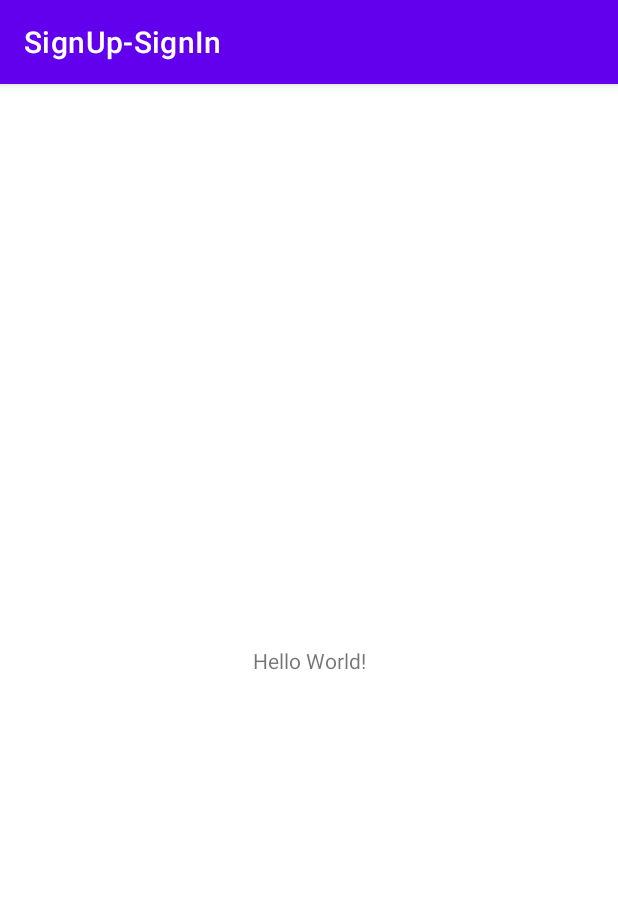
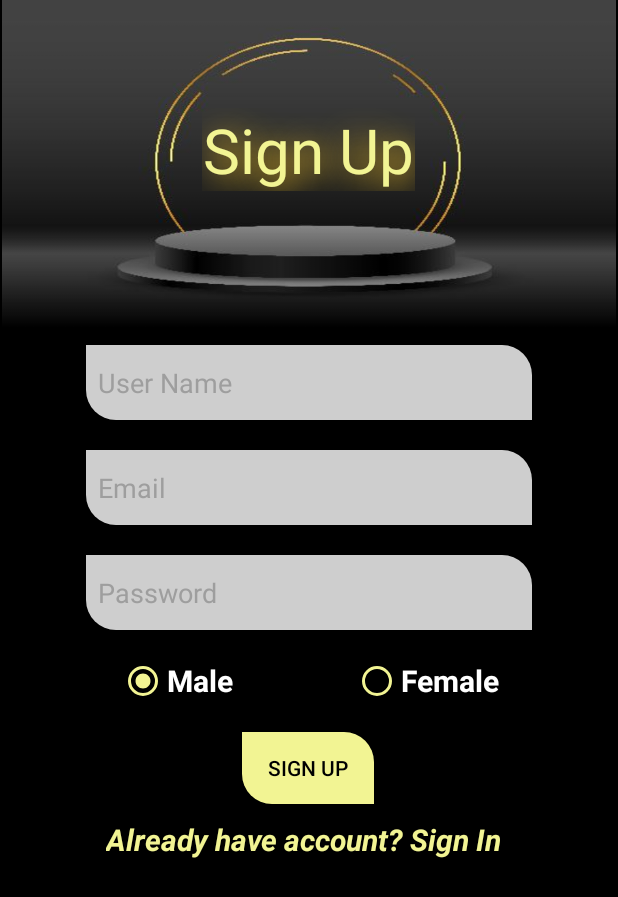
Before and after one commit to tron200/SignUp-SignIn-Android-App, an Android app: the screen it shows after launch (MainActivity), on a phone screen of 412 x 824 dp. Shown: the top 897 px of the screen. Run offline under Robolectric (Android 15) with nearby library versions, the phone set to English and light mode, and no system bars.

Commit message:
Layout Done !!

```diff
--- a/app/build.gradle
+++ b/app/build.gradle
@@ -1,6 +1,7 @@
 plugins {
     id 'com.android.application'
     id 'kotlin-android'
+    id 'com.google.gms.google-services'
 }
 
 android {
@@ -37,6 +38,8 @@ dependencies {
     implementation 'androidx.appcompat:appcompat:1.3.1'
     implementation 'com.google.android.material:material:1.4.0'
     implementation 'androidx.constraintlayout:constraintlayout:2.1.1'
+    implementation platform('com.google.firebase:firebase-bom:28.4.2')
+    implementation 'com.google.firebase:firebase-analytics-ktx'
     testImplementation 'junit:junit:4.+'
     androidTestImplementation 'androidx.test.ext:junit:1.1.3'
     androidTestImplementation 'androidx.test.espresso:espresso-core:3.4.0'
--- a/app/src/main/AndroidManifest.xml
+++ b/app/src/main/AndroidManifest.xml
@@ -11,7 +11,8 @@
         android:theme="@style/Theme.SignUpSignIn">
         <activity
             android:name=".MainActivity"
-            android:exported="true">
+            android:exported="true"
+            android:screenOrientation="portrait">
             <intent-filter>
                 <action android:name="android.intent.action.MAIN" />
 
--- a/app/src/main/java/com/example/signup_signin/MainActivity.kt
+++ b/app/src/main/java/com/example/signup_signin/MainActivity.kt
@@ -2,10 +2,43 @@ package com.example.signup_signin
 
 import androidx.appcompat.app.AppCompatActivity
 import android.os.Bundle
+import android.view.View
+import android.widget.Button
+import android.widget.EditText
+import android.widget.RadioGroup
+import android.widget.TextView
 
 class MainActivity : AppCompatActivity() {
+
     override fun onCreate(savedInstanceState: Bundle?) {
         super.onCreate(savedInstanceState)
-        setContentView(R.layout.activity_main)
+        setContentView(R.layout.activity_sign_up)
+        var signIn :Boolean = false
+        val hyper: TextView = findViewById(R.id.hyper_link)
+        val header: TextView = findViewById(R.id.head)
+        val username: EditText = findViewById(R.id.username_edit_text)
+        val email: EditText = findViewById(R.id.email_edit_text)
+        val password: EditText = findViewById(R.id.password_edit_text)
+        val gender:RadioGroup = findViewById(R.id.radioGroup)
+        val signButton : Button = findViewById(R.id.sign_button)
+        hyper.setOnClickListener {
+            if (signIn){
+                signIn = false
+                hyper.setText(R.string.sign_up_insted)
+                header.setText(R.string.sign_in)
+                signButton.setText(R.string.sign_in)
+                email.visibility = View.GONE
+                gender.visibility = View.GONE
+            }else{
+                signIn = true
+                header.setText(R.string.sign_up)
+                hyper.setText(R.string.sign_in_insted)
+                signButton.setText(R.string.sign_up)
+                email.visibility = View.VISIBLE
+                gender.visibility = View.VISIBLE
+            }
+        }
     }
+
+    fun onRadioButtonClicked(view: android.view.View) {}
 }
--- /dev/null
+++ b/app/src/main/res/drawable/buttons.xml
@@ -0,0 +1,24 @@
+<?xml version="1.0" encoding="utf-8"?>
+<selector xmlns:android="http://schemas.android.com/apk/res/android">
+
+    <item  android:state_enabled="false">
+        <shape>
+            <solid android:color="@color/gold" />
+            <corners
+                android:bottomRightRadius="0dp"
+                android:bottomLeftRadius="20dp"
+                android:topLeftRadius="0dp"
+                android:topRightRadius="20dp" />
+        </shape>
+    </item>
+    <item  android:state_pressed="true">
+        <shape
+            android:shape="rectangle">
+        <solid android:color="@color/teal_700" />
+            <corners android:radius="20dp"/>
+
+        </shape>
+    </item>
+
+
+</selector>
--- /dev/null
+++ b/app/src/main/res/drawable/rounded_edittext.xml
@@ -0,0 +1,12 @@
+<?xml version="1.0" encoding="utf-8"?>
+<!--  res/drawable/rounded_edittext.xml -->
+<shape xmlns:android="http://schemas.android.com/apk/res/android"
+    android:shape="rectangle">
+
+    <solid android:color="#CEFFFFFF" />
+    <corners
+        android:bottomRightRadius="0dp"
+        android:bottomLeftRadius="20dp"
+        android:topLeftRadius="0dp"
+        android:topRightRadius="20dp" />
+</shape>
--- a/app/src/main/res/layout/activity_main.xml
+++ /dev/null
@@ -1,18 +0,0 @@
-<?xml version="1.0" encoding="utf-8"?>
-<androidx.constraintlayout.widget.ConstraintLayout xmlns:android="http://schemas.android.com/apk/res/android"
-    xmlns:app="http://schemas.android.com/apk/res-auto"
-    xmlns:tools="http://schemas.android.com/tools"
-    android:layout_width="match_parent"
-    android:layout_height="match_parent"
-    tools:context=".MainActivity">
-
-    <TextView
-        android:layout_width="wrap_content"
-        android:layout_height="wrap_content"
-        android:text="Hello World!"
-        app:layout_constraintBottom_toBottomOf="parent"
-        app:layout_constraintLeft_toLeftOf="parent"
-        app:layout_constraintRight_toRightOf="parent"
-        app:layout_constraintTop_toTopOf="parent" />
-
-</androidx.constraintlayout.widget.ConstraintLayout>
--- /dev/null
+++ b/app/src/main/res/layout/activity_sign_up.xml
@@ -0,0 +1,165 @@
+<?xml version="1.0" encoding="utf-8"?>
+<androidx.constraintlayout.widget.ConstraintLayout xmlns:android="http://schemas.android.com/apk/res/android"
+    xmlns:app="http://schemas.android.com/apk/res-auto"
+    xmlns:tools="http://schemas.android.com/tools"
+    android:layout_width="match_parent"
+    android:layout_height="match_parent"
+    android:background="@color/black"
+    tools:context=".MainActivity">
+
+    <ImageView
+        android:id="@+id/imageView"
+        android:layout_width="409dp"
+        android:layout_height="220dp"
+        android:contentDescription="@string/header"
+        android:scaleType="fitXY"
+        app:layout_constraintEnd_toEndOf="parent"
+        app:layout_constraintHorizontal_bias="0.5"
+        app:layout_constraintStart_toStartOf="parent"
+        app:layout_constraintTop_toTopOf="parent"
+        app:srcCompat="@drawable/ring" />
+
+    <TextView
+        android:id="@+id/head"
+        android:layout_width="142dp"
+        android:layout_height="55dp"
+        android:layout_marginTop="72dp"
+        android:gravity="center"
+        android:shadowColor="@color/shadow"
+        android:shadowDx="5"
+        android:shadowDy="5"
+        android:shadowRadius="25"
+        android:text="@string/sign_up"
+        android:textAlignment="gravity"
+        android:textColor="@color/gold"
+        android:textColorHighlight="@color/white"
+        android:textIsSelectable="false"
+        app:autoSizeTextType="uniform"
+        app:layout_constraintEnd_toEndOf="@+id/imageView"
+        app:layout_constraintHorizontal_bias="0.498"
+        app:layout_constraintStart_toStartOf="@+id/imageView"
+        app:layout_constraintTop_toTopOf="@+id/imageView" />
+
+    <EditText
+        android:id="@+id/username_edit_text"
+        android:layout_width="297dp"
+        android:layout_height="50dp"
+        android:layout_marginTop="10dp"
+        android:background="@drawable/rounded_edittext"
+        android:ems="10"
+        android:hint="@string/user_name"
+        android:importantForAutofill="no"
+        android:inputType="textPersonName"
+        android:paddingStart="8dp"
+        android:paddingEnd="8dp"
+        android:textColor="@color/black"
+        android:textColorHint="@color/hint"
+        app:layout_constraintEnd_toEndOf="@+id/imageView"
+        app:layout_constraintStart_toStartOf="@+id/imageView"
+        app:layout_constraintTop_toBottomOf="@+id/imageView" />
+
+    <EditText
+        android:id="@+id/email_edit_text"
+        android:layout_width="297dp"
+        android:layout_height="50dp"
+        android:layout_marginTop="20dp"
+        android:background="@drawable/rounded_edittext"
+        android:ems="10"
+        android:hint="@string/email"
+        android:importantForAutofill="no"
+
+        android:inputType="textEmailAddress"
+        android:paddingStart="8dp"
+        android:paddingEnd="8dp"
+        android:textColor="@color/black"
+        android:textColorHint="@color/hint"
+        app:layout_constraintEnd_toEndOf="@+id/username_edit_text"
+        app:layout_constraintStart_toStartOf="@+id/username_edit_text"
+        app:layout_constraintTop_toBottomOf="@+id/username_edit_text" />
+
+    <EditText
+        android:id="@+id/password_edit_text"
+        android:layout_width="297dp"
+        android:layout_height="50dp"
+        android:layout_marginTop="20dp"
+        android:background="@drawable/rounded_edittext"
+        android:ems="10"
+        android:hint="@string/password"
+        android:importantForAutofill="no"
+
+        android:inputType="textPassword"
+        android:paddingStart="8dp"
+        android:paddingEnd="8dp"
+        android:textColor="@color/black"
+        android:textColorHint="@color/hint"
+        app:layout_constraintEnd_toEndOf="@+id/email_edit_text"
+        app:layout_constraintStart_toStartOf="@+id/email_edit_text"
+        app:layout_constraintTop_toBottomOf="@+id/email_edit_text" />
+
+    <RadioGroup
+        android:id="@+id/radioGroup"
+        android:layout_width="wrap_content"
+        android:layout_height="wrap_content"
+        android:layout_marginTop="10dp"
+        android:orientation="horizontal"
+        app:layout_constraintEnd_toEndOf="@+id/password_edit_text"
+        app:layout_constraintStart_toStartOf="@+id/password_edit_text"
+        app:layout_constraintTop_toBottomOf="@+id/password_edit_text">
+
+        <RadioButton
+            android:id="@+id/radio_male"
+            android:layout_width="wrap_content"
+            android:layout_height="wrap_content"
+            android:layout_marginEnd="80dp"
+            android:buttonTint="@color/gold"
+            android:checked="true"
+            android:minHeight="48dp"
+            android:text="@string/male"
+            android:textSize="20sp"
+            android:textStyle="bold"
+            tools:ignore="TouchTargetSizeCheck" />
+
+        <RadioButton
+            android:id="@+id/radio_female"
+            android:layout_width="wrap_content"
+            android:layout_height="wrap_content"
+            android:buttonTint="@color/gold"
+            android:minHeight="48dp"
+            android:text="@string/female"
+            android:textIsSelectable="false"
+            android:textSize="20sp"
+            android:textStyle="bold"
+            tools:ignore="TouchTargetSizeCheck" />
+    </RadioGroup>
+
+    <Button
+        android:id="@+id/sign_button"
+        android:layout_width="wrap_content"
+        android:layout_height="wrap_content"
+        android:layout_marginTop="10dp"
+        android:background="@drawable/buttons"
+        android:text="@string/sign_up"
+        android:textColor="@color/black"
+        app:layout_constraintEnd_toEndOf="@+id/radioGroup"
+        app:layout_constraintHorizontal_bias="0.496"
+        app:layout_constraintStart_toStartOf="@+id/radioGroup"
+        app:layout_constraintTop_toBottomOf="@+id/radioGroup"
+        tools:ignore="DuplicateSpeakableTextCheck" />
+
+    <TextView
+        android:id="@+id/hyper_link"
+        android:layout_width="270dp"
+        android:layout_height="48dp"
+        android:layout_marginTop="10dp"
+        android:clickable="true"
+        android:focusable="true"
+        android:text="@string/sign_in_insted"
+        android:textColor="@color/gold"
+        android:textSize="16sp"
+        android:textStyle="bold|italic"
+        app:autoSizeTextType="uniform"
+        app:layout_constraintEnd_toEndOf="@+id/sign_button"
+        app:layout_constraintStart_toStartOf="@+id/sign_button"
+        app:layout_constraintTop_toBottomOf="@+id/sign_button" />
+
+</androidx.constraintlayout.widget.ConstraintLayout>
--- a/app/src/main/res/values/colors.xml
+++ b/app/src/main/res/values/colors.xml
@@ -7,4 +7,9 @@
     <color name="teal_700">#FF018786</color>
     <color name="black">#FF000000</color>
     <color name="white">#FFFFFFFF</color>
+    <color name="gray">#424242</color>
+    <color name="gold">#F2F493</color>
+    <color name="shadow">#FFC822</color>
+    <color name="transparent">#00FFC822</color>
+    <color name="hint">#9E9E9E</color>
 </resources>
--- a/app/src/main/res/values/strings.xml
+++ b/app/src/main/res/values/strings.xml
@@ -1,3 +1,13 @@
 <resources>
     <string name="app_name">SignUp-SignIn</string>
+    <string name="sign_in">Sign In</string>
+    <string name="sign_up">Sign Up</string>
+    <string name="header">head</string>
+    <string name="male">Male</string>
+    <string name="female">Female</string>
+    <string name="email">Email</string>
+    <string name="password">Password</string>
+    <string name="user_name">User Name</string>
+    <string name="sign_in_insted">Already have account? Sign In</string>
+    <string name="sign_up_insted">Don\'t have account? Sign Up</string>
 </resources>
--- a/app/src/main/res/values/themes.xml
+++ b/app/src/main/res/values/themes.xml
@@ -1,6 +1,6 @@
 <resources xmlns:tools="http://schemas.android.com/tools">
     <!-- Base application theme. -->
-    <style name="Theme.SignUpSignIn" parent="Theme.MaterialComponents.DayNight.DarkActionBar">
+    <style name="Theme.SignUpSignIn" parent="Theme.AppCompat.NoActionBar">
         <!-- Primary brand color. -->
         <item name="colorPrimary">@color/purple_500</item>
         <item name="colorPrimaryVariant">@color/purple_700</item>
@@ -10,7 +10,7 @@
         <item name="colorSecondaryVariant">@color/teal_700</item>
         <item name="colorOnSecondary">@color/black</item>
         <!-- Status bar color. -->
-        <item name="android:statusBarColor" tools:targetApi="l">?attr/colorPrimaryVariant</item>
+        <item name="android:statusBarColor" tools:targetApi="l">@color/gray</item>
         <!-- Customize your theme here. -->
     </style>
 </resources>
--- a/build.gradle
+++ b/build.gradle
@@ -7,7 +7,7 @@ buildscript {
     dependencies {
         classpath "com.android.tools.build:gradle:7.0.3"
         classpath "org.jetbrains.kotlin:kotlin-gradle-plugin:1.5.31"
-
+        classpath 'com.google.gms:google-services:4.3.10'
         // NOTE: Do not place your application dependencies here; they belong
         // in the individual module build.gradle files
     }
```
Also changed, not shown: app/src/main/res/drawable/ring.jpg (added), 1 other file.
